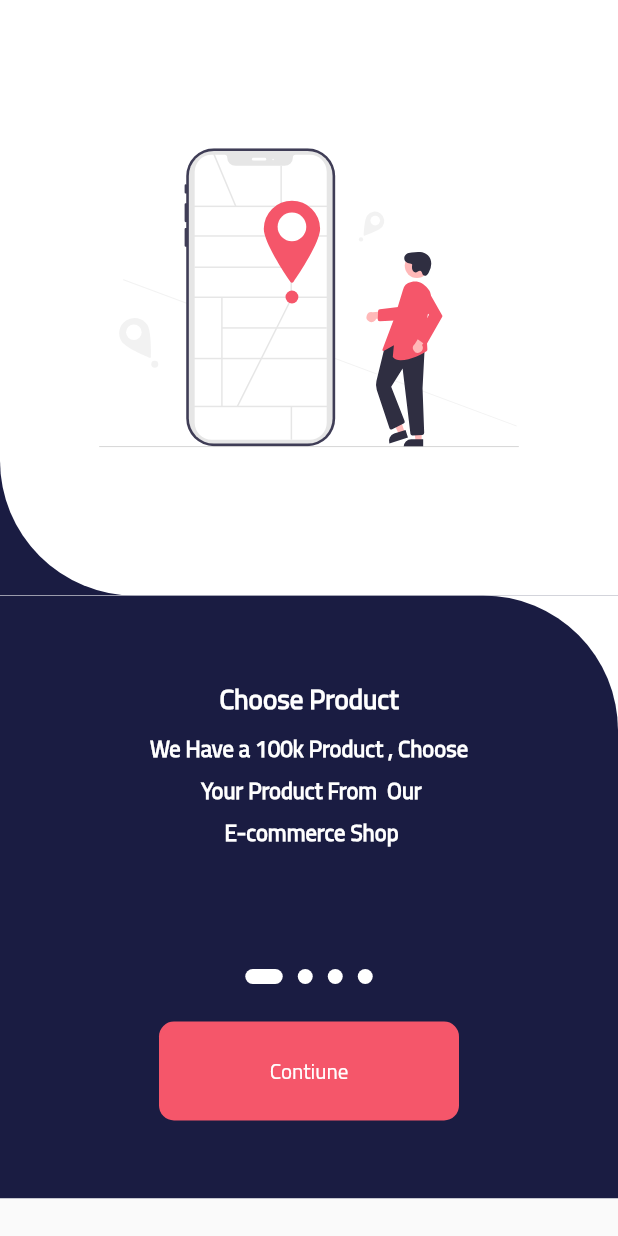
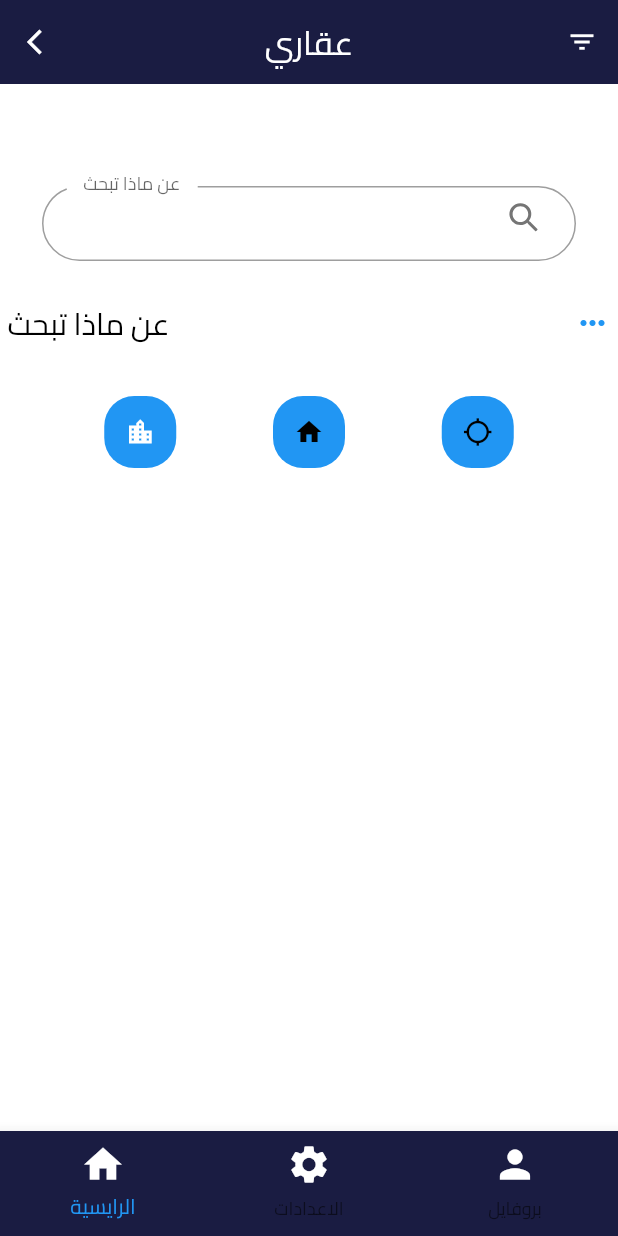
Before and after one commit to jksaWork/Graduation_Project_Flutter, a Flutter app: the screen it shows after launch, on a phone screen of 412 x 824 dp. Run offline on Flutter 3.47's test engine with Material 2 defaults, Android fonts, the phone set to English and light mode, and no system bars; our stand-ins replace bubble_tab_indicator, dio, figma_squircle, flutter_otp_text_field, flutter_settings_screens, flutter_spinkit and 6 more; missing offline and left inert: dart:ffi; statements that could not run were skipped.

Commit message:
Init The Search Controler

```diff
--- /dev/null
+++ b/lib/controllers/Search/search_contrller.dart
@@ -0,0 +1,13 @@
+import 'package:flutter/material.dart';
+import 'package:get/get.dart';
+
+class SearchController extends GetxController {
+  late TextEditingController searchcontroller;
+
+  @override
+  void onInit() {
+    searchcontroller = TextEditingController();
+    // TODO: implement onInit
+    super.onInit();
+  }
+}
--- a/lib/core/Constrant/AppSvgImg.dart
+++ b/lib/core/Constrant/AppSvgImg.dart
@@ -72,6 +72,11 @@ class AppSvgImg {
     // width: 15,
     // height: 300,
   );
+  static SvgPicture search2 = SvgPicture.asset(
+    'assets/icons/Search Icon.svg',
+    width: 20,
+    // color: AppColor.primaryColor,
+  );
 
   static SvgPicture heart = SvgPicture.asset(
     'assets/icons/Heart Icon.svg',
--- a/lib/main.dart
+++ b/lib/main.dart
@@ -1,3 +1,6 @@
+// @dart=2.9
+
+import 'package:flutter_settings_screens/flutter_settings_screens.dart';
 import 'package:real_state_mangament/core/Services/api.dart';
 import 'package:real_state_mangament/core/Services/my_services.dart';
 import 'package:real_state_mangament/core/Translations/localizationController.dart';
@@ -11,6 +14,7 @@ import 'package:flutter/material.dart';
 import 'package:get/get.dart';
 
 void main() async {
+  await Settings.init(cacheProvider: SharePreferenceCache());
   WidgetsFlutterBinding.ensureInitialized();
   await initMyService();
   Api.initilzieIntercepters();
@@ -18,7 +22,7 @@ void main() async {
 }
 
 class MyApp extends StatelessWidget {
-  const MyApp({Key? key}) : super(key: key);
+  const MyApp({Key key}) : super(key: key);
 
   // This widget is the root of your application.
   @override
--- a/lib/routes.dart
+++ b/lib/routes.dart
@@ -1,4 +1,5 @@
 import 'package:real_state_mangament/Middlewares/onbarding_middleware.dart';
+import 'package:real_state_mangament/views/Home/Account.dart/Account.dart';
 import 'package:real_state_mangament/views/Home/Home.dart';
 import 'package:real_state_mangament/views/OnBoarding/OnBoarding.dart';
 import 'package:real_state_mangament/views/auth/Opt.dart';
@@ -9,11 +10,14 @@ import 'package:real_state_mangament/views/auth/register/completed_profile.dart'
 import 'package:real_state_mangament/views/auth/register/register.dart';
 import 'package:flutter/material.dart';
 import 'package:get/get.dart';
+import 'package:real_state_mangament/views/search/Op-search.dart';
+import 'package:real_state_mangament/views/search/Search.dart';
 
 List<GetPage<dynamic>>? routes = [
-  GetPage(name: '/', page: () => const OnBoarding(), middlewares: [
+  GetPage(name: '/', page: () => const Search(), middlewares: [
     OnBoardingMiddleWare(),
   ]),
+  //GetPage(name: Setting_page.routeName, page: () => const Setting_page()),
   GetPage(name: Login.routeName, page: () => const Login()),
   GetPage(name: Register.routeName, page: () => const Register()),
   GetPage(
--- a/lib/views/Home/Home.dart
+++ b/lib/views/Home/Home.dart
@@ -12,6 +12,7 @@ import 'package:real_state_mangament/views/Home/widgets/offer_sections.dart';
 import 'package:real_state_mangament/views/OnBoarding/Widgets/Text_page_view.dart';
 import 'package:real_state_mangament/views/OnBoarding/Widgets/dot_sections.dart';
 import 'package:real_state_mangament/views/OnBoarding/Widgets/page_view_bulider.dart';
+import 'package:real_state_mangament/views/search/Search.dart';
 
 class Home extends StatelessWidget {
   const Home({Key? key}) : super(key: key);
--- /dev/null
+++ b/lib/views/search/Search.dart
@@ -0,0 +1,174 @@
+import 'package:flutter/cupertino.dart';
+import 'package:flutter/material.dart';
+import 'package:flutter/src/foundation/key.dart';
+import 'package:flutter/src/widgets/framework.dart';
+import 'package:get/get.dart';
+import 'package:get/get_navigation/src/routes/default_transitions.dart';
+import 'package:real_state_mangament/controllers/auth/Search/search_contrller.dart';
+import 'package:real_state_mangament/core/Constrant/AppColors.dart';
+import 'package:real_state_mangament/core/Constrant/AppSvgImg.dart';
+import 'package:real_state_mangament/core/Functions/vaidate_input.dart';
+import 'package:real_state_mangament/views/Home/Home.dart';
+import 'package:real_state_mangament/views/auth/login/login.dart';
+import 'package:real_state_mangament/views/auth/widgets/custom_form_filed.dart';
+import 'package:real_state_mangament/views/search/Op-search.dart';
+import 'package:real_state_mangament/views/search/widgets/app_bar.dart';
+import 'package:real_state_mangament/views/search/widgets/bottom_nvaigation_bar.dart';
+
+class Search extends StatelessWidget {
+  static var routeName;
+
+  const Search({Key? key}) : super(key: key);
+
+  @override
+  Widget build(BuildContext context) {
+    var size;
+    SearchController controller = Get.put(SearchController());
+    // TextEditingController controller = TextEditingController();
+    return Scaffold(
+      appBar: SearchAppBarONe(),
+      bottomNavigationBar: AppBottomNavigationBar(),
+      backgroundColor: Colors.white,
+      body: SafeArea(
+        child: Padding(
+          padding: const EdgeInsets.all(5),
+          child: Column(
+            children: [
+              Row(
+                mainAxisAlignment: MainAxisAlignment.spaceBetween,
+                children: [
+                  SizedBox(
+                    height: 10,
+                  ),
+                  //ايقونة رجوع
+                  // Container(
+                  //   decoration: BoxDecoration(
+                  //       color: Colors.blue,
+                  //       borderRadius: BorderRadius.circular(20)),
+                  //   child: IconButton(
+                  //     iconSize: 20,
+                  //     color: Colors.black,
+                  //     onPressed: () {},
+                  //     icon: Icon(
+                  //       Icons.exit_to_app,
+                  //     ),
+                  //   ),
+                  // ),
+                ],
+              ),
+              //search array
+              SizedBox(height: 10),
+              Container(
+                child: Padding(
+                  padding: const EdgeInsets.all(8.0),
+                  child: Column(
+                    mainAxisAlignment: MainAxisAlignment.start,
+                    crossAxisAlignment: CrossAxisAlignment.center,
+                    children: [
+                      // Container(
+                      //   decoration: BoxDecoration(
+                      //     color: Color.fromARGB(255, 243, 245, 247),
+                      //     borderRadius: BorderRadius.circular(33),
+                      //   ),
+                      //   child: Text(
+                      //     "find your Home ",
+                      //     style: TextStyle(
+                      //         color: Colors.black,
+                      //         fontSize: 15,
+                      //         fontWeight: FontWeight.bold),
+                      //   ),
+                      // ),
+                      SizedBox(
+                        height: 20,
+                      ),
+                      CustomTextFiled(
+                        validator: (val) => validInput(val!, 1, 30, 'Email'),
+                        title: 'عن ماذا تبحث',
+                        prefiexIcon: AppSvgImg.search2,
+                        controller: controller.searchcontroller,
+                      ),
+                    ],
+                  ),
+                ),
+              ),
+              // عنوان الخيارات
+              Row(
+                mainAxisAlignment: MainAxisAlignment.spaceBetween,
+                children: [
+                  Text(
+                    "عن ماذا تبحث",
+                    style: TextStyle(
+                        color: Colors.black,
+                        fontSize: 20,
+                        fontWeight: FontWeight.w100),
+                  ),
+                  Icon(
+                    Icons.more_horiz,
+                    color: Colors.blue,
+                  ),
+                ],
+              ),
+              SizedBox(
+                height: 30,
+              ),
+              Row(
+                mainAxisAlignment: MainAxisAlignment.spaceEvenly,
+                crossAxisAlignment: CrossAxisAlignment.center,
+                children: [
+                  Container(
+                    decoration: BoxDecoration(
+                      color: Colors.blue,
+                      borderRadius: BorderRadius.circular(20),
+                    ),
+                    child: IconButton(
+                      iconSize: 20,
+                      color: Colors.white,
+                      onPressed: () {
+                        Navigator.of(context).push(Setting_page.routeName);
+                      },
+                      icon: Icon(
+                        Icons.location_city,
+                      ),
+                    ),
+                  ),
+                  Container(
+                    decoration: BoxDecoration(
+                      color: Colors.blue,
+                      borderRadius: BorderRadius.circular(20),
+                    ),
+                    child: IconButton(
+                      iconSize: 20,
+                      color: Colors.black,
+                      onPressed: () {
+                        Navigator.of(context).pushNamed(Setting_page.routeName);
+                      },
+                      icon: Icon(
+                        Icons.home,
+                      ),
+                    ),
+                  ),
+                  Container(
+                    decoration: BoxDecoration(
+                      color: Colors.blue,
+                      borderRadius: BorderRadius.circular(20),
+                    ),
+                    child: IconButton(
+                      iconSize: 20,
+                      color: Colors.black,
+                      onPressed: () {
+                        Navigator.of(context).pushNamed(Home.routeName);
+                      },
+                      icon: Icon(Icons.location_searching),
+                    ),
+                  ),
+                ],
+              ),
+              //  SizedBox(height: 20,) ,
+              //  Row(children: [OpSearch(opSearch: "بحري ")],)
+            ],
+          ),
+        ),
+      ),
+    );
+  }
+}
--- /dev/null
+++ b/lib/views/search/widgets/app_bar.dart
@@ -0,0 +1,45 @@
+import 'package:flutter/material.dart';
+import 'package:flutter/src/foundation/key.dart';
+import 'package:flutter/src/widgets/container.dart';
+import 'package:flutter/src/widgets/framework.dart';
+import 'package:real_state_mangament/core/Constrant/AppColors.dart';
+
+class SerachAppBar extends StatelessWidget {
+  const SerachAppBar({Key? key}) : super(key: key);
+
+  @override
+  Widget build(BuildContext context) {
+    return Container();
+  }
+}
+
+AppBar SearchAppBarONe() {
+  return AppBar(
+    backgroundColor: AppColor.primaryColor,
+    // shape: StadiumBorder(),
+    title: Text(
+      "عقاري",
+      style: TextStyle(color: Colors.white, fontSize: 22),
+    ),
+    centerTitle: true,
+    elevation: 0,
+    leading: IconButton(
+      iconSize: 20,
+      color: Colors.white,
+      onPressed: () {},
+      icon: Icon(
+        Icons.arrow_back_ios,
+      ),
+    ),
+    actions: [
+      IconButton(
+        iconSize: 20,
+        color: Colors.white,
+        onPressed: () {},
+        icon: Icon(
+          Icons.filter_list,
+        ),
+      ),
+    ],
+  );
+}
--- /dev/null
+++ b/lib/views/search/widgets/bottom_nvaigation_bar.dart
@@ -0,0 +1,41 @@
+import 'package:flutter/material.dart';
+import 'package:flutter/src/foundation/key.dart';
+import 'package:flutter/src/widgets/container.dart';
+import 'package:flutter/src/widgets/framework.dart';
+import 'package:real_state_mangament/core/Constrant/AppColors.dart';
+
+class AppBottomNavigationBar extends StatelessWidget {
+  const AppBottomNavigationBar({Key? key}) : super(key: key);
+
+  @override
+  Widget build(BuildContext context) {
+    return BottomNavigationBar(
+      items: [
+        BottomNavigationBarItem(
+          icon: Icon(
+            Icons.home,
+            size: 30,
+            color: Colors.white,
+          ),
+          label: 'الرايسية',
+        ),
+        BottomNavigationBarItem(
+            icon: Icon(
+              Icons.settings,
+              size: 30,
+              color: Colors.white,
+            ),
+            label: 'الاعدادات'),
+        BottomNavigationBarItem(
+          icon: Icon(
+            Icons.person,
+            size: 30,
+            color: Colors.white,
+          ),
+          label: 'بروفايل',
+        )
+      ],
+      backgroundColor: AppColor.primaryColor,
+    );
+  }
+}
--- a/pubspec.yaml
+++ b/pubspec.yaml
@@ -45,6 +45,7 @@ dependencies:
   bubble_tab_indicator: ^0.1.6
   flutter_spinkit: ^5.1.0
   transparent_image: ^2.0.0
+  flutter_settings_screens: ^0.2.2+1
 
 dev_dependencies:
   flutter_test:
```
Also changed, not shown: lib/views/Home/Account.dart/Account.dart (added, +73 -0 lines), lib/views/search/Op-search.dart (added, +56 -0 lines), pubspec.lock, 1 other file.
